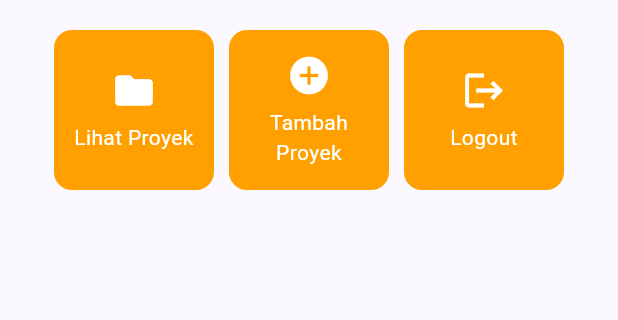
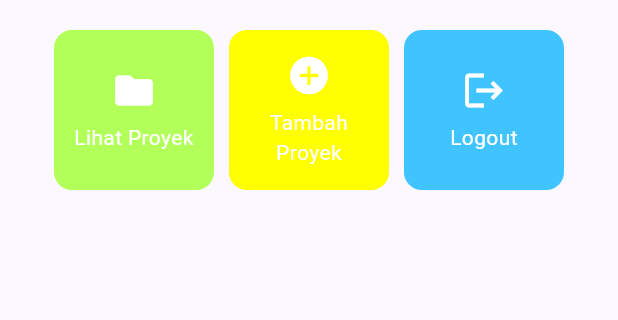
Before and after one commit to muhammaddawood-ui/myportofolio_mobile, a Flutter app: the screen it shows after launch, on a phone screen of 412 x 824 dp, the part 387-707 px from its top. Run offline on Flutter 3.47's test engine with Material 3 defaults, Android fonts, the phone set to English and light mode, and no system bars.

Commit message:
feat: ItemCard background color via ItemHomepage.color

```diff
--- a/lib/menu.dart
+++ b/lib/menu.dart
@@ -3,8 +3,9 @@ import 'package:flutter/material.dart';
 class ItemHomepage {
   final String name;
   final IconData icon;
+  final Color color;
 
-  ItemHomepage(this.name, this.icon);
+  ItemHomepage(this.name, this.icon, this.color);
 }
 
 class MyHomePage extends StatelessWidget {
@@ -15,9 +16,9 @@ class MyHomePage extends StatelessWidget {
   final String kelas = "PBP F";
 
   final List<ItemHomepage> items = [
-    ItemHomepage("Lihat Proyek", Icons.folder),
-    ItemHomepage("Tambah Proyek", Icons.add_circle),
-    ItemHomepage("Logout", Icons.logout),
+    ItemHomepage("Lihat Proyek", Icons.folder, Colors.lightGreenAccent),
+    ItemHomepage("Tambah Proyek", Icons.add_circle, Colors.yellowAccent),
+    ItemHomepage("Logout", Icons.logout, Colors.lightBlueAccent),
   ];
 
     @override
@@ -131,8 +132,8 @@ class ItemCard extends StatelessWidget {
   @override
   Widget build(BuildContext context) {
     return Material(
-      // Menggunakan warna sekunder dari skema tema aplikasi.
-      color: Theme.of(context).colorScheme.secondary,
+      // Pakai warna each item
+      color: item.color,
       borderRadius: BorderRadius.circular(12),
       child: InkWell(
         // Aksi ketika kartu ditekan oleh pengguna.
```
